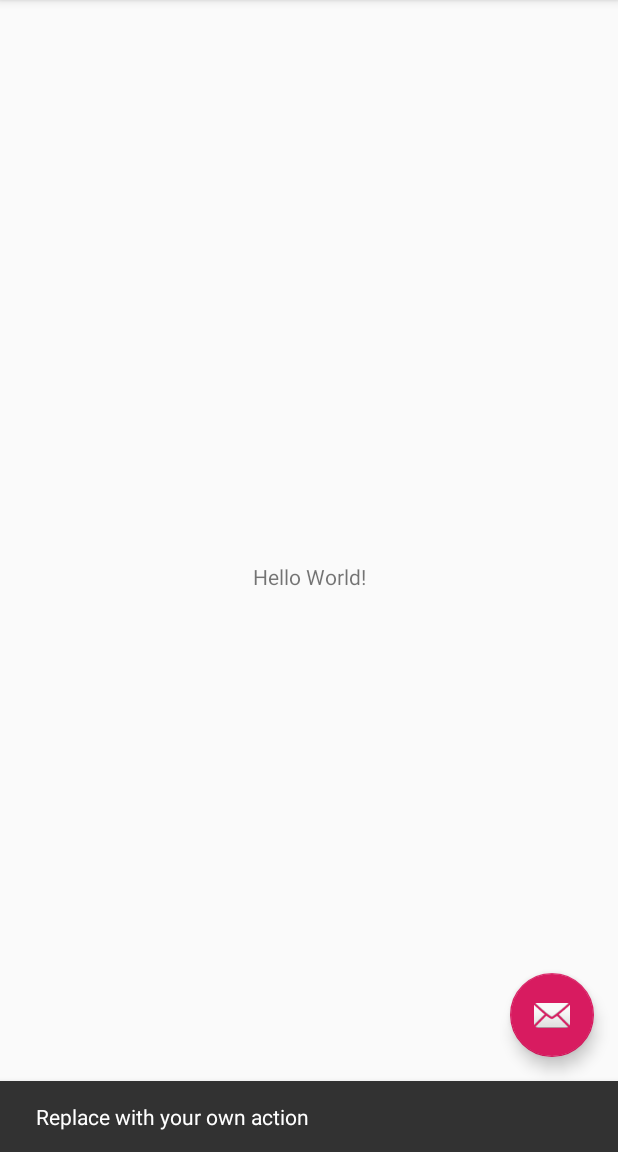
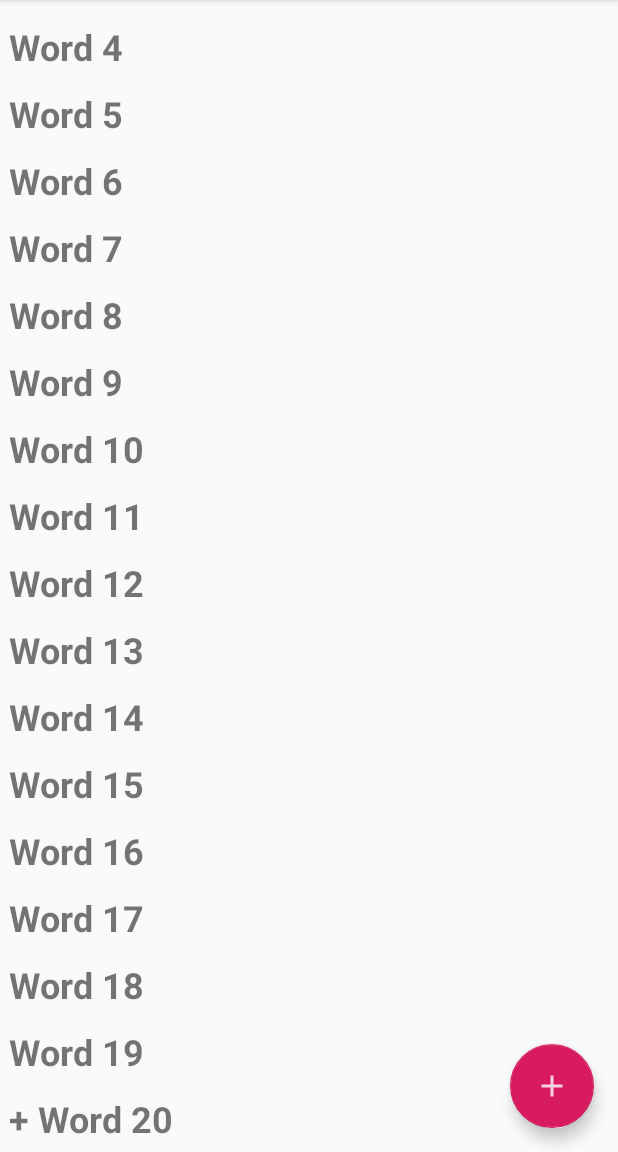
Before and after one commit to cgletras/RecyclerView, an Android app: the screen it shows after launch (MainActivity), after a tap on an icon or button, on a phone screen of 412 x 824 dp, the part 84-1236 px from its top. Run offline under Robolectric (Android 15) with nearby library versions, the phone set to English and light mode, and no system bars.

Commit message:
Task 2 and 3 done. But it is not working

```diff
--- a/app/src/main/java/com/example/recyclerview/MainActivity.java
+++ b/app/src/main/java/com/example/recyclerview/MainActivity.java
@@ -7,6 +7,8 @@ import com.google.android.material.snackbar.Snackbar;
 
 import androidx.appcompat.app.AppCompatActivity;
 import androidx.appcompat.widget.Toolbar;
+import androidx.recyclerview.widget.LinearLayoutManager;
+import androidx.recyclerview.widget.RecyclerView;
 
 import android.view.View;
 import android.view.Menu;
@@ -17,6 +19,9 @@ import java.util.LinkedList;
 public class MainActivity extends AppCompatActivity {
 
     private final LinkedList<String> mWordList = new LinkedList<>();
+
+    private RecyclerView mRecyclerView;
+    private WordListAdapter mAdapter;
 
     @Override
     protected void onCreate(Bundle savedInstanceState) {
@@ -29,15 +34,23 @@ public class MainActivity extends AppCompatActivity {
         fab.setOnClickListener(new View.OnClickListener() {
             @Override
             public void onClick(View view) {
-                Snackbar.make(view, "Replace with your own action", Snackbar.LENGTH_LONG)
-                        .setAction("Action", null).show();
+                int wordListSize = mWordList.size();
+                mWordList.addLast("+ Word " + wordListSize);
+
+                mRecyclerView.getAdapter().notifyItemInserted(wordListSize);
+
+                mRecyclerView.smoothScrollToPosition(wordListSize);
             }
         });
 
-        //populate initial data into the word list
-        for (int i = 0; i<20; i++){
+        for (int i = 0; i < 20; i++) {
             mWordList.addLast("Word " + i);
         }
+
+        mRecyclerView = findViewById(R.id.recyclerview);
+        mAdapter = new WordListAdapter(this, mWordList);
+        mRecyclerView.setAdapter(mAdapter);
+        mRecyclerView.setLayoutManager(new LinearLayoutManager(this));
     }
 
     @Override
@@ -49,12 +62,8 @@ public class MainActivity extends AppCompatActivity {
 
     @Override
     public boolean onOptionsItemSelected(MenuItem item) {
-        // Handle action bar item clicks here. The action bar will
-        // automatically handle clicks on the Home/Up button, so long
-        // as you specify a parent activity in AndroidManifest.xml.
         int id = item.getItemId();
 
-        //noinspection SimplifiableIfStatement
         if (id == R.id.action_settings) {
             return true;
         }
--- /dev/null
+++ b/app/src/main/java/com/example/recyclerview/WordListAdapter.java
@@ -0,0 +1,69 @@
+package com.example.recyclerview;
+
+import android.content.Context;
+import android.view.LayoutInflater;
+import android.view.View;
+import android.view.ViewGroup;
+import android.widget.TextView;
+
+import androidx.recyclerview.widget.RecyclerView;
+
+import java.util.LinkedList;
+
+public class WordListAdapter extends
+        RecyclerView.Adapter<WordListAdapter.WordViewHolder> {
+
+    private final LinkedList<String> mWordList;
+    private final LayoutInflater mInflater;
+
+    class WordViewHolder extends RecyclerView.ViewHolder
+            implements View.OnClickListener {
+        public final TextView wordItemView;
+        final WordListAdapter mAdapter;
+
+        public WordViewHolder(View itemView, WordListAdapter adapter) {
+            super(itemView);
+            wordItemView = itemView.findViewById(R.id.word);
+            this.mAdapter = adapter;
+            itemView.setOnClickListener(this);
+        }
+
+        @Override
+        public void onClick(View view) {
+
+            int mPosition = getLayoutPosition();
+            String element = mWordList.get(mPosition);
+
+            mWordList.set(mPosition, "Clicked! " + element);
+            mAdapter.notifyDataSetChanged();
+        }
+    }
+
+    public WordListAdapter(Context context, LinkedList<String> wordList) {
+        mInflater = LayoutInflater.from(context);
+        this.mWordList = wordList;
+    }
+
+    @Override
+    public WordListAdapter.WordViewHolder onCreateViewHolder(ViewGroup parent,
+                                                             int viewType) {
+        View mItemView = mInflater.inflate(
+                R.layout.wordlist_item, parent, false);
+        return new WordViewHolder(mItemView, this);
+    }
+
+    @Override
+    public void onBindViewHolder(WordListAdapter.WordViewHolder holder,
+                                 int position) {
+
+        String mCurrent = mWordList.get(position);
+
+        holder.wordItemView.setText(mCurrent);
+    }
+
+
+    @Override
+    public int getItemCount() {
+        return mWordList.size();
+    }
+}
--- a/app/src/main/res/layout/activity_main.xml
+++ b/app/src/main/res/layout/activity_main.xml
@@ -6,28 +6,28 @@
     android:layout_height="match_parent"
     tools:context=".MainActivity">
 
-    <com.google.android.material.appbar.AppBarLayout
+    <android.support.design.widget.AppBarLayout
         android:layout_width="match_parent"
         android:layout_height="wrap_content"
         android:theme="@style/AppTheme.AppBarOverlay">
 
-        <androidx.appcompat.widget.Toolbar
+        <android.support.v7.widget.Toolbar
             android:id="@+id/toolbar"
             android:layout_width="match_parent"
             android:layout_height="?attr/actionBarSize"
             android:background="?attr/colorPrimary"
             app:popupTheme="@style/AppTheme.PopupOverlay" />
 
-    </com.google.android.material.appbar.AppBarLayout>
+    </android.support.design.widget.AppBarLayout>
 
-    <com.google.android.material.floatingactionbutton.FloatingActionButton
+    <include layout="@layout/content_main" />
+
+    <android.support.design.widget.FloatingActionButton
         android:id="@+id/fab"
         android:layout_width="wrap_content"
         android:layout_height="wrap_content"
         android:layout_gravity="bottom|end"
         android:layout_margin="@dimen/fab_margin"
-        app:srcCompat="@android:drawable/ic_dialog_email" />
-
-    <include layout="@layout/content_main" />
+        app:srcCompat="@drawable/ic_add_for_fab" />
 
 </androidx.coordinatorlayout.widget.CoordinatorLayout>
--- a/app/src/main/res/layout/content_main.xml
+++ b/app/src/main/res/layout/content_main.xml
@@ -1,5 +1,6 @@
 <?xml version="1.0" encoding="utf-8"?>
-<androidx.constraintlayout.widget.ConstraintLayout xmlns:android="http://schemas.android.com/apk/res/android"
+<androidx.constraintlayout.widget.ConstraintLayout
+    xmlns:android="http://schemas.android.com/apk/res/android"
     xmlns:app="http://schemas.android.com/apk/res-auto"
     xmlns:tools="http://schemas.android.com/tools"
     android:layout_width="match_parent"
@@ -8,13 +9,10 @@
     tools:context=".MainActivity"
     tools:showIn="@layout/activity_main">
 
-    <TextView
-        android:layout_width="wrap_content"
-        android:layout_height="wrap_content"
-        android:text="Hello World!"
-        app:layout_constraintBottom_toBottomOf="parent"
-        app:layout_constraintLeft_toLeftOf="parent"
-        app:layout_constraintRight_toRightOf="parent"
-        app:layout_constraintTop_toTopOf="parent" />
+    <android.support.v7.widget.RecyclerView
+        android:id="@+id/recyclerview"
+        android:layout_width="match_parent"
+        android:layout_height="match_parent">
+    </android.support.v7.widget.RecyclerView>
 
 </androidx.constraintlayout.widget.ConstraintLayout>
--- /dev/null
+++ b/app/src/main/res/layout/wordlist_item.xml
@@ -0,0 +1,12 @@
+<?xml version="1.0" encoding="utf-8"?>
+<LinearLayout
+    xmlns:android="http://schemas.android.com/apk/res/android"
+    android:layout_width="match_parent"
+    android:layout_height="wrap_content"
+    android:orientation="vertical"
+    android:padding="6dp">
+
+    <TextView
+        android:id="@+id/word"
+        style="@style/word_title" />
+</LinearLayout>
--- a/app/src/main/res/values/strings.xml
+++ b/app/src/main/res/values/strings.xml
@@ -1,4 +1,5 @@
 <resources>
     <string name="app_name">RecyclerView</string>
     <string name="action_settings">Settings</string>
+    <string name="word" />
 </resources>
--- a/app/src/main/res/values/styles.xml
+++ b/app/src/main/res/values/styles.xml
@@ -17,4 +17,11 @@
 
     <style name="AppTheme.PopupOverlay" parent="ThemeOverlay.AppCompat.Light" />
 
+    <style name="word_title">
+        <item name="android:layout_width">match_parent</item>
+        <item name="android:layout_height">wrap_content</item>
+        <item name="android:textSize">24sp</item>
+        <item name="android:textStyle">bold</item>
+    </style>
+
 </resources>
```
